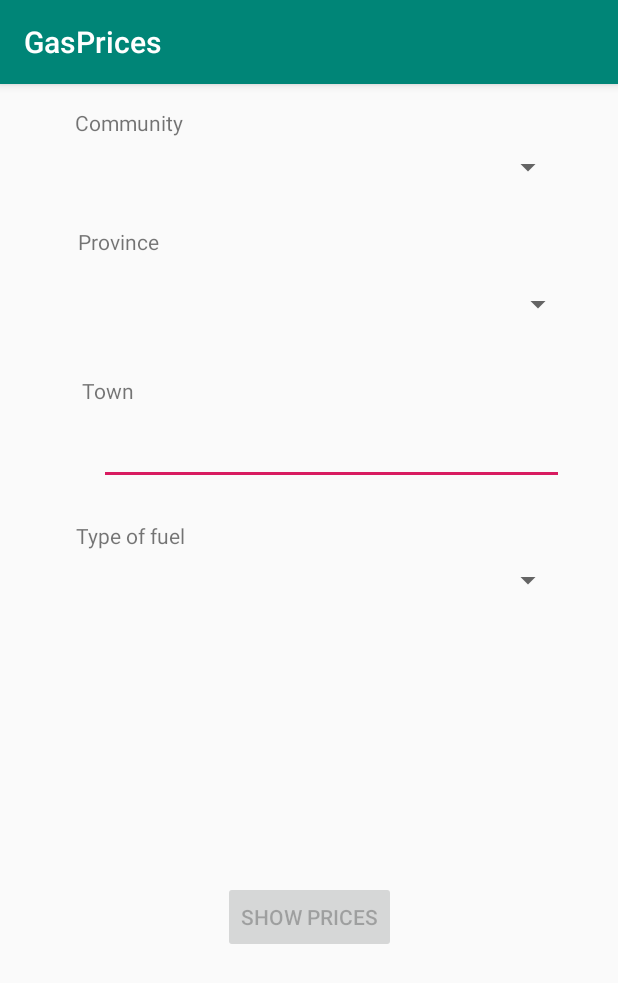
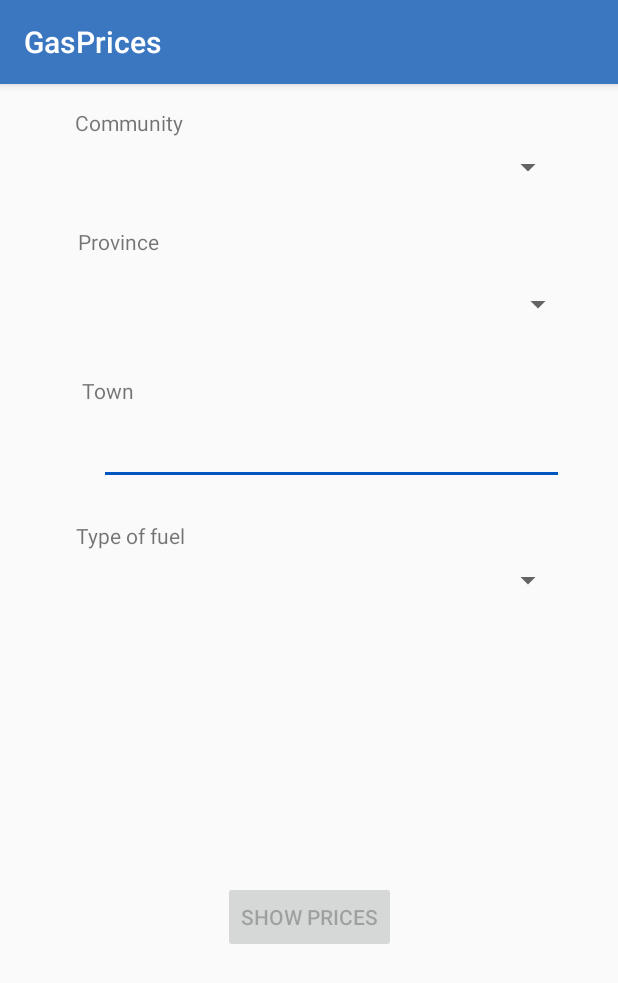
Before and after one commit to jfez/GasPrices2.0, an Android app: the screen it shows after launch (MainActivity), on a phone screen of 412 x 824 dp. Shown: the top 983 px of the screen. Run offline under Robolectric (Android 15) with nearby library versions, the phone set to English and light mode, and no system bars; our stand-ins replace Room's generated code, Volley.

Commit message:
New theme

```diff
--- a/app/src/main/res/values/colors.xml
+++ b/app/src/main/res/values/colors.xml
@@ -1,6 +1,7 @@
 <?xml version="1.0" encoding="utf-8"?>
 <resources>
-    <color name="colorPrimary">#008577</color>
+    <color name="colorPrimary">#3b77c1</color>
     <color name="colorPrimaryDark">#00574B</color>
     <color name="colorAccent">#D81B60</color>
+    <color name="accent_material_light">#0056c1</color>
 </resources>
--- a/app/src/main/res/values/styles.xml
+++ b/app/src/main/res/values/styles.xml
@@ -3,9 +3,14 @@
     <!-- Base application theme. -->
     <style name="AppTheme" parent="Theme.AppCompat.Light.DarkActionBar">
         <!-- Customize your theme here. -->
+
+        <!--
         <item name="colorPrimary">@color/colorPrimary</item>
         <item name="colorPrimaryDark">@color/colorPrimaryDark</item>
         <item name="colorAccent">@color/colorAccent</item>
+
+        -->
+        <item name="colorPrimary">@color/colorPrimary</item>
     </style>
 
 </resources>
```
